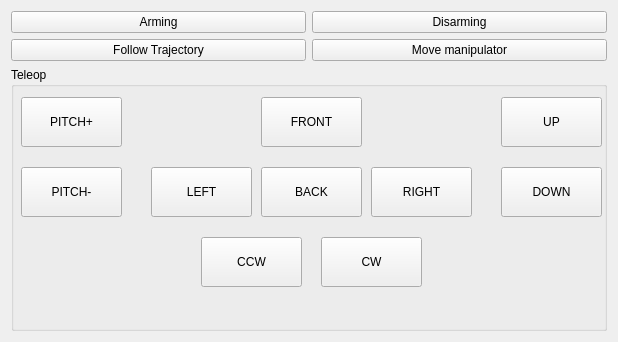
The window that resources/gcs_plugin_tiltrotor.ui (DongjaeLee95/px4_gcs_rqt) describes before a commit, drawn with Qt 5.
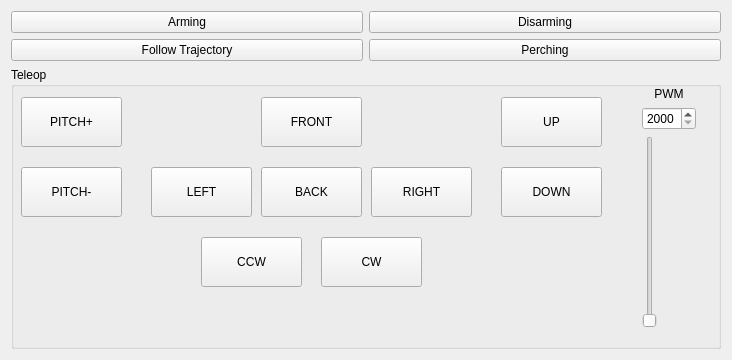
The same window after the commit.

Commit message: added pwm signal slider

Diff of the .ui file:
```diff
--- a/resources/gcs_plugin_tiltrotor.ui
+++ b/resources/gcs_plugin_tiltrotor.ui
@@ -6,14 +6,42 @@
    <rect>
     <x>0</x>
     <y>0</y>
-    <width>618</width>
-    <height>342</height>
+    <width>732</width>
+    <height>360</height>
    </rect>
   </property>
   <property name="windowTitle">
    <string>px4_gcs_rqt</string>
   </property>
   <layout class="QGridLayout" name="gridLayout_2">
+   <item row="2" column="1">
+    <widget class="QPushButton" name="btnDisarming">
+     <property name="text">
+      <string>Disarming</string>
+     </property>
+    </widget>
+   </item>
+   <item row="3" column="1">
+    <widget class="QPushButton" name="btnPerching">
+     <property name="text">
+      <string>Perching</string>
+     </property>
+    </widget>
+   </item>
+   <item row="3" column="0">
+    <widget class="QPushButton" name="btnTrajectory">
+     <property name="text">
+      <string>Follow Trajectory</string>
+     </property>
+    </widget>
+   </item>
+   <item row="2" column="0">
+    <widget class="QPushButton" name="btnArming">
+     <property name="text">
+      <string>Arming</string>
+     </property>
+    </widget>
+   </item>
    <item row="4" column="0" colspan="2">
     <widget class="QGroupBox" name="groupBox">
      <property name="title">
@@ -149,34 +177,51 @@
        <string>PITCH-</string>
       </property>
      </widget>
-    </widget>
-   </item>
-   <item row="2" column="1">
-    <widget class="QPushButton" name="btnDisarming">
-     <property name="text">
-      <string>Disarming</string>
-     </property>
-    </widget>
-   </item>
-   <item row="3" column="1">
-    <widget class="QPushButton" name="btnManipulator">
-     <property name="text">
-      <string>Move manipulator</string>
-     </property>
-    </widget>
-   </item>
-   <item row="3" column="0">
-    <widget class="QPushButton" name="btnTrajectory">
-     <property name="text">
-      <string>Follow Trajectory</string>
-     </property>
-    </widget>
-   </item>
-   <item row="2" column="0">
-    <widget class="QPushButton" name="btnArming">
-     <property name="text">
-      <string>Arming</string>
-     </property>
+     <widget class="QWidget" name="">
+      <property name="geometry">
+       <rect>
+        <x>610</x>
+        <y>20</y>
+        <width>97</width>
+        <height>241</height>
+       </rect>
+      </property>
+      <layout class="QGridLayout" name="gridLayout">
+       <item row="0" column="0">
+        <widget class="QLabel" name="label">
+         <property name="text">
+          <string>PWM</string>
+         </property>
+         <property name="alignment">
+          <set>Qt::AlignCenter</set>
+         </property>
+        </widget>
+       </item>
+       <item row="1" column="0">
+        <widget class="QSpinBox" name="spinBox">
+         <property name="minimum">
+          <number>2000</number>
+         </property>
+         <property name="maximum">
+          <number>4000</number>
+         </property>
+        </widget>
+       </item>
+       <item row="2" column="0">
+        <widget class="QSlider" name="verticalSlider">
+         <property name="minimum">
+          <number>2000</number>
+         </property>
+         <property name="maximum">
+          <number>4000</number>
+         </property>
+         <property name="orientation">
+          <enum>Qt::Vertical</enum>
+         </property>
+        </widget>
+       </item>
+      </layout>
+     </widget>
     </widget>
    </item>
   </layout>
```
Left out of the diff: 35 changed lines with no effect on the pictures. The commit also changes 2 other files.
